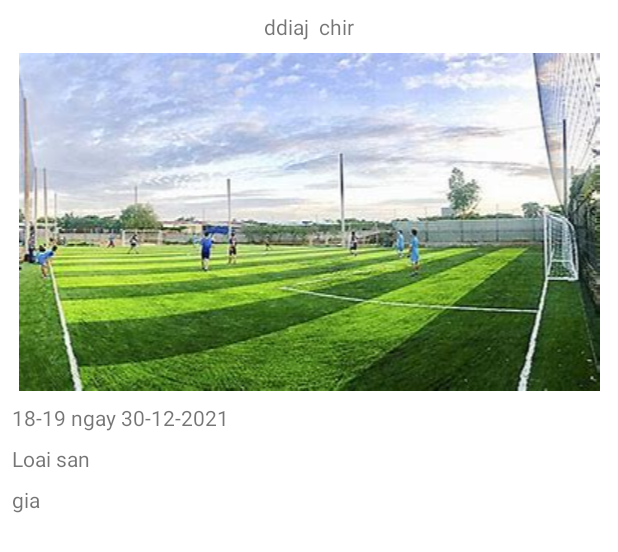
After one commit to tuannq201/Quan_Ly_San_Bong, an Android app: the layout item_san_da_thue.xml on its own in the app's theme, with its tools: preview values and no code run, on a phone screen of 412 x 824 dp. The commit adds this screen. Shown: the top 552 px of the screen. Run offline under Robolectric (Android 15) with nearby library versions, the phone set to English and light mode, and no system bars.

Commit message:
tuan push 6/11 hiển thị sân đã thuê

```diff
--- a/app/build.gradle
+++ b/app/build.gradle
@@ -33,6 +33,7 @@ dependencies {
     implementation 'com.google.android.material:material:1.4.0'
     implementation 'androidx.constraintlayout:constraintlayout:2.1.1'
     implementation 'androidx.legacy:legacy-support-v4:1.0.0'
+    implementation 'androidx.gridlayout:gridlayout:1.0.0'
     testImplementation 'junit:junit:4.+'
     androidTestImplementation 'androidx.test.ext:junit:1.1.3'
     androidTestImplementation 'androidx.test.espresso:espresso-core:3.4.0'
@@ -40,5 +41,5 @@ dependencies {
     implementation "androidx.recyclerview:recyclerview:1.2.1"
     //thư viện bo góc ảnh
     implementation 'de.hdodenhof:circleimageview:3.1.0'
-    implementation 'com.theartofdev.edmodo:android-image-cropper:2.8.+'
+    api 'com.theartofdev.edmodo:android-image-cropper:2.8.+'
 }
--- a/app/src/main/java/com/example/myapplication/LoginActivity.java
+++ b/app/src/main/java/com/example/myapplication/LoginActivity.java
@@ -24,7 +24,11 @@ import android.widget.Toast;
 import com.example.myapplication.UI.admin.AdminActivity;
 import com.example.myapplication.UI.chusan.ChuSanActivity;
 import com.example.myapplication.UI.nguoithue.NguoiThueActivity;
+import com.example.myapplication.dao.PhieuThueDAO;
+import com.example.myapplication.dao.SanDAO;
 import com.example.myapplication.dao.UserDAO;
+import com.example.myapplication.entity.PhieuThue;
+import com.example.myapplication.entity.San;
 import com.example.myapplication.entity.User;
 import com.google.android.material.textfield.TextInputEditText;
 import com.theartofdev.edmodo.cropper.CropImage;
@@ -73,6 +77,8 @@ public class LoginActivity extends AppCompatActivity {
 
 
     }
+
+
 
     public void Login(){
         String phone_number = ed_phone_login.getText().toString().trim();
--- a/app/src/main/java/com/example/myapplication/UI/nguoithue/NguoiThueActivity.java
+++ b/app/src/main/java/com/example/myapplication/UI/nguoithue/NguoiThueActivity.java
@@ -5,6 +5,7 @@ import androidx.appcompat.app.AppCompatActivity;
 import androidx.fragment.app.Fragment;
 import androidx.fragment.app.FragmentTransaction;
 
+import android.content.SharedPreferences;
 import android.os.Bundle;
 import android.view.MenuItem;
 
@@ -13,10 +14,14 @@ import com.google.android.material.bottomnavigation.BottomNavigationView;
 
 public class NguoiThueActivity extends AppCompatActivity {
 
+
     @Override
     protected void onCreate(Bundle savedInstanceState) {
         super.onCreate(savedInstanceState);
         setContentView(R.layout.activity_nguoi_thue);loadFragment(new SanFragment());
+
+
+
         BottomNavigationView navigationView = (BottomNavigationView) findViewById(R.id.bnv_nguoi_thue);
         navigationView.setOnNavigationItemSelectedListener(new BottomNavigationView.OnNavigationItemSelectedListener() {
             @Override
@@ -47,4 +52,5 @@ public class NguoiThueActivity extends AppCompatActivity {
         //transaction.addToBackStack(null);
         transaction.commit();
     }
+
 }
--- /dev/null
+++ b/app/src/main/res/layout/item_san_da_thue.xml
@@ -0,0 +1,54 @@
+<?xml version="1.0" encoding="utf-8"?>
+<androidx.constraintlayout.widget.ConstraintLayout xmlns:android="http://schemas.android.com/apk/res/android"
+    xmlns:app="http://schemas.android.com/apk/res-auto"
+    xmlns:tools="http://schemas.android.com/tools"
+    android:layout_width="match_parent"
+    android:layout_height="wrap_content"
+    android:padding="8dp">
+
+    <ImageView
+        android:id="@+id/iv_san_ddk"
+        android:layout_width="0dp"
+        android:layout_height="wrap_content"
+        android:layout_marginTop="8dp"
+        app:layout_constraintEnd_toEndOf="parent"
+        app:layout_constraintStart_toStartOf="parent"
+        app:layout_constraintTop_toBottomOf="@+id/tv_dia_chi_san_ddk"
+        app:srcCompat="@drawable/br_sanbong" />
+
+    <TextView
+        android:id="@+id/tv_thoi_gian_ddk"
+        android:layout_width="wrap_content"
+        android:layout_height="wrap_content"
+        android:layout_marginTop="8dp"
+        android:text="18-19 ngay 30-12-2021"
+        app:layout_constraintStart_toStartOf="parent"
+        app:layout_constraintTop_toBottomOf="@+id/iv_san_ddk" />
+
+    <TextView
+        android:id="@+id/tv_loai_san_ddk"
+        android:layout_width="wrap_content"
+        android:layout_height="wrap_content"
+        android:layout_marginTop="8dp"
+        android:text="Loai san"
+        app:layout_constraintStart_toStartOf="parent"
+        app:layout_constraintTop_toBottomOf="@+id/tv_thoi_gian_ddk" />
+
+    <TextView
+        android:id="@+id/tv_gia_san_ddk"
+        android:layout_width="wrap_content"
+        android:layout_height="wrap_content"
+        android:layout_marginTop="8dp"
+        android:text="gia"
+        app:layout_constraintStart_toStartOf="parent"
+        app:layout_constraintTop_toBottomOf="@+id/tv_loai_san_ddk" />
+
+    <TextView
+        android:id="@+id/tv_dia_chi_san_ddk"
+        android:layout_width="wrap_content"
+        android:layout_height="wrap_content"
+        android:text="ddiaj  chir"
+        app:layout_constraintEnd_toEndOf="parent"
+        app:layout_constraintStart_toStartOf="parent"
+        app:layout_constraintTop_toTopOf="parent" />
+</androidx.constraintlayout.widget.ConstraintLayout>
```
Also changed, not shown: app/src/main/java/com/example/myapplication/UI/nguoithue/SanDaThueFragment.java (+33 -25 lines), app/src/main/java/com/example/myapplication/UI/nguoithue/SanFragment.java (+5 -28 lines), app/src/main/java/com/example/myapplication/adapter/nguoi_thue_adapter/SanDaThueAdapter.java (added, +68 -0 lines), app/src/main/java/com/example/myapplication/dao/PhieuThueDAO.java (+8 -0 lines), app/src/main/java/com/example/myapplication/database/DbHelper.java (+22 -10 lines), app/src/main/java/com/example/myapplication/util/ImageCover.java (added, +24 -0 lines), app/src/main/res/layout/fragment_san_da_thue.xml (+12 -9 lines), app/src/main/res/drawable/br_sanbong.jpg (added).
